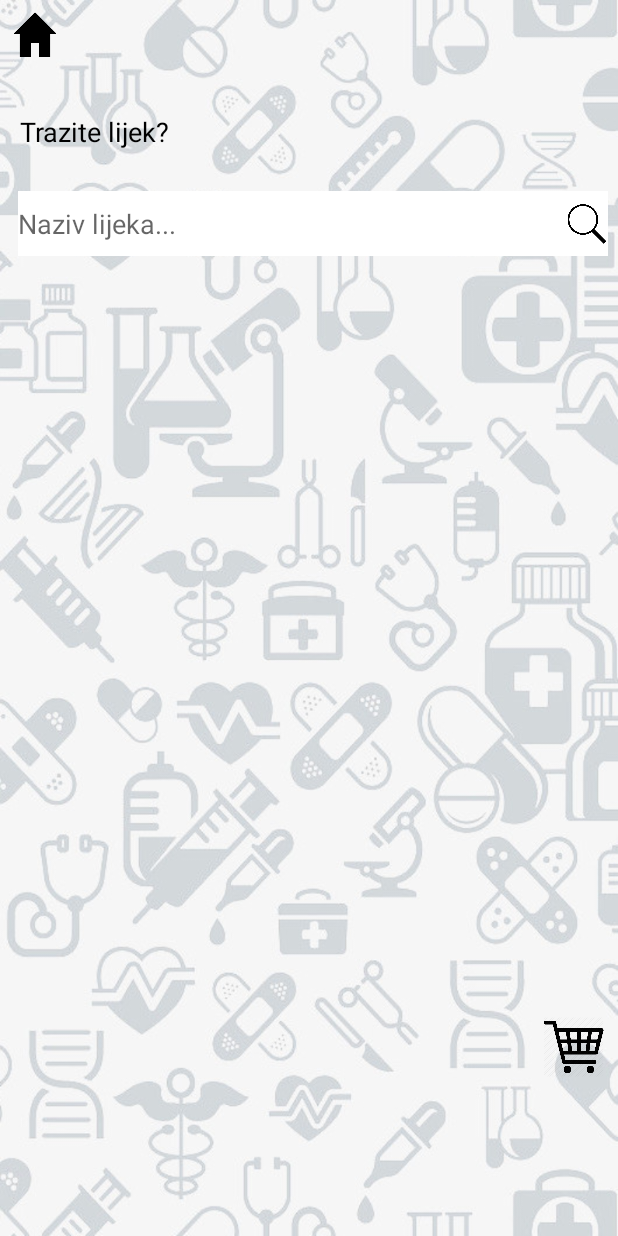
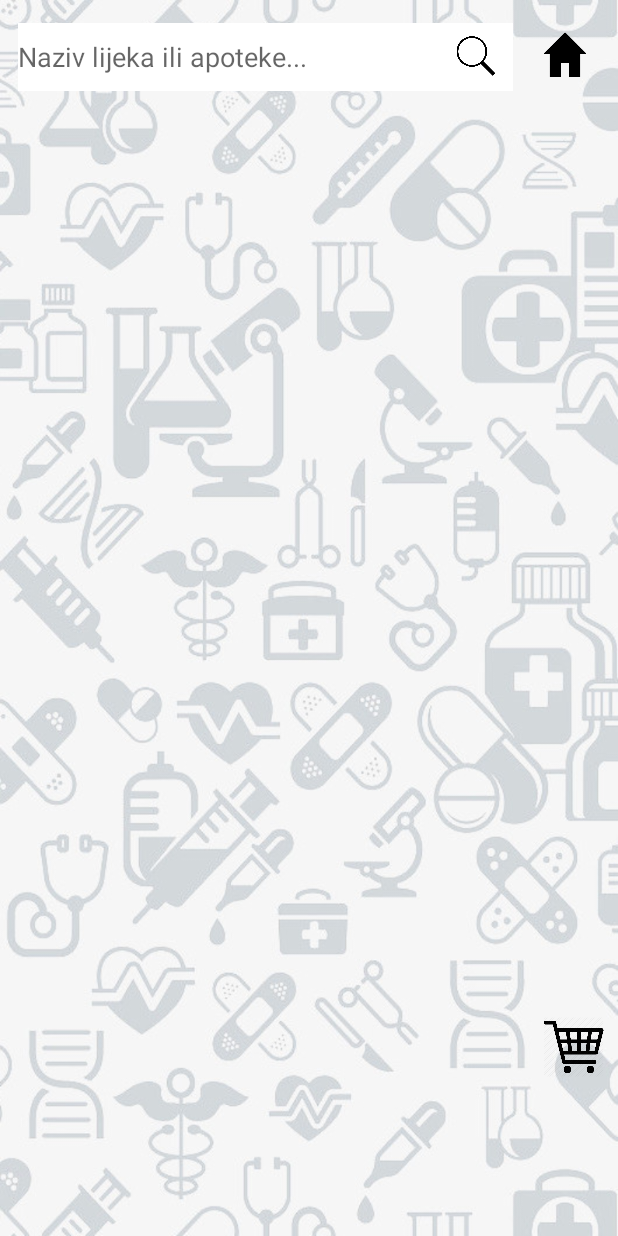
Before and after one commit to teodorabenic/Med2Go, an Android app: the layout searchstrana.xml on its own in the app's theme, with its tools: preview values and no code run, on a phone screen of 412 x 824 dp. Run offline under Robolectric (Android 15) with nearby library versions, the phone set to English and light mode, and no system bars.

Commit message:
Izmjena u designu

```diff
--- a/app/src/main/res/layout/searchstrana.xml
+++ b/app/src/main/res/layout/searchstrana.xml
@@ -7,18 +7,17 @@
     android:background="@drawable/background2222"
     >
 
-
     <EditText
         android:id="@+id/editText7"
-        android:layout_width="393dp"
-        android:layout_height="43dp"
+        android:layout_width="330dp"
+        android:layout_height="45dp"
         android:layout_alignParentStart="true"
         android:layout_alignParentLeft="true"
         android:layout_alignParentTop="true"
         android:layout_centerHorizontal="true"
         android:layout_marginStart="12dp"
-        android:layout_marginLeft="12dp"
-        android:layout_marginTop="127dp"
+        android:layout_marginLeft="10dp"
+        android:layout_marginTop="15dp"
         android:background="#ffffff"
         android:ems="10"
         android:fontFamily="sans-serif"
@@ -29,22 +28,6 @@
         android:textSize="18sp"
         android:autofillHints="" />
 
-    <TextView
-        android:id="@+id/textView2"
-        android:layout_width="139sp"
-        android:layout_height="39sp"
-        android:layout_alignParentStart="true"
-        android:layout_alignParentLeft="true"
-        android:layout_alignParentTop="true"
-        android:layout_marginStart="13dp"
-        android:layout_marginLeft="13dp"
-        android:layout_marginTop="75dp"
-        android:contentDescription="@string/app_name"
-        android:fontFamily="sans-serif"
-        android:text="@string/trazite_lijek"
-        android:textColor="#000"
-        android:textSize="18sp" />
-
     <ImageView
         android:id="@+id/imageView2"
         android:layout_width="30dp"
@@ -52,9 +35,9 @@
         android:layout_alignParentTop="true"
         android:layout_alignParentEnd="true"
         android:layout_alignParentRight="true"
-        android:layout_marginTop="129dp"
-        android:layout_marginEnd="6dp"
-        android:layout_marginRight="6dp"
+        android:layout_marginTop="17.5dp"
+        android:layout_marginEnd="80dp"
+        android:layout_marginRight="80dp"
         android:contentDescription="@string/app_name"
         app:srcCompat="@drawable/search" />
 
@@ -67,11 +50,11 @@
         android:layout_alignParentTop="true"
         android:layout_alignParentEnd="true"
         android:layout_alignParentRight="true"
-        android:layout_marginStart="8dp"
-        android:layout_marginLeft="8dp"
-        android:layout_marginTop="8dp"
-        android:layout_marginEnd="373dp"
-        android:layout_marginRight="373dp"
+        android:layout_marginStart="361dp"
+        android:layout_marginLeft="361dp"
+        android:layout_marginTop="21dp"
+        android:layout_marginEnd="20dp"
+        android:layout_marginRight="20dp"
         android:contentDescription="@string/app_name"
         app:srcCompat="@drawable/home" />
 
--- a/app/src/main/res/values/strings.xml
+++ b/app/src/main/res/values/strings.xml
@@ -1,7 +1,7 @@
 <resources>
     <string name="app_name">Med2Go</string>
     <string name="trazite_lijek">Trazite lijek?</string>
-    <string name="naziv_lijeka">Naziv lijeka...</string>
+    <string name="naziv_lijeka">Naziv lijeka ili apoteke...</string>
     <string name="kontaktirajte_nas">Kontaktirajte nas</string>
     <string name="neko_ime">Neko Ime</string>
     <string name="izmjena_naloga">Izmjena naloga</string>
```
